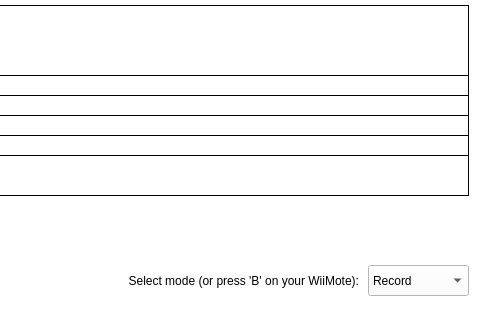
Qt form Final/final.ui (FelixKalley/reaction-test) before a commit; both pictures show x 162 to 642 and y 95 to 415 of the 642 by 415 pixel window.
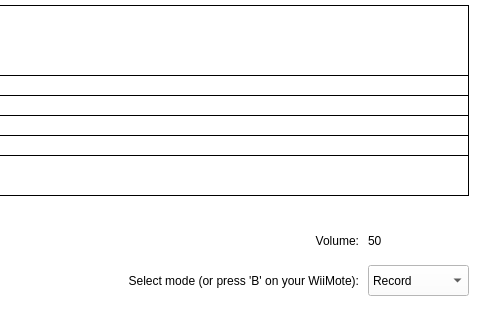
The same form after that commit. Icons and pictures are not drawn.

The edit to the form file:
```diff
--- a/Final/final.ui
+++ b/Final/final.ui
@@ -251,6 +251,38 @@
     </rect>
    </property>
   </widget>
+  <widget class="QLabel" name="label_volume">
+   <property name="geometry">
+    <rect>
+     <x>440</x>
+     <y>320</y>
+     <width>81</width>
+     <height>31</height>
+    </rect>
+   </property>
+   <property name="text">
+    <string>Volume:</string>
+   </property>
+   <property name="alignment">
+    <set>Qt::AlignRight|Qt::AlignTrailing|Qt::AlignVCenter</set>
+   </property>
+  </widget>
+  <widget class="QLabel" name="label_volume_value">
+   <property name="geometry">
+    <rect>
+     <x>530</x>
+     <y>320</y>
+     <width>101</width>
+     <height>31</height>
+    </rect>
+   </property>
+   <property name="text">
+    <string>50</string>
+   </property>
+   <property name="alignment">
+    <set>Qt::AlignLeading|Qt::AlignLeft|Qt::AlignVCenter</set>
+   </property>
+  </widget>
   <zorder>label_4</zorder>
   <zorder>label_2</zorder>
   <zorder>frame</zorder>
```
Left out of the diff: 2 changed lines with no effect on the pictures.
